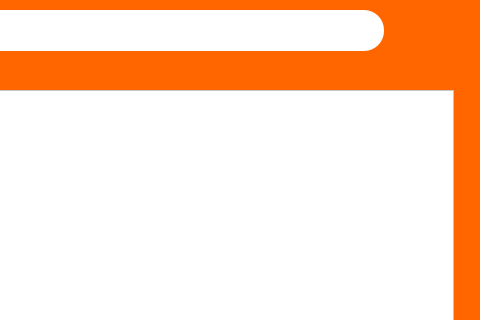
First picture: the form in ui/home.ui, repository tai679/nextgen-pti, before the edit; both pictures show x 377 to 857 and y 0 to 320 of the 857 by 633 pixel window.
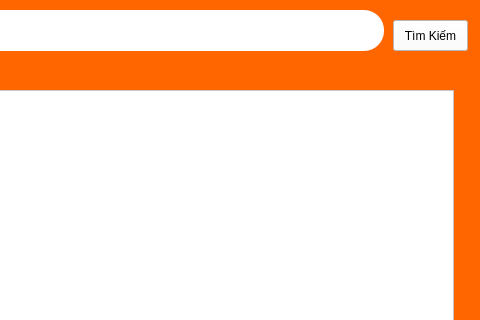
Second picture: the form after the edit. Icons and pictures are not drawn.

What changed in the file:
```diff
--- a/ui/home.ui
+++ b/ui/home.ui
@@ -94,7 +94,23 @@
       <string notr="true">background-color:white;</string>
      </property>
     </widget>
-    <zorder>lineEdit</zorder>
+    <widget class="QPushButton" name="btnSearch">
+     <property name="geometry">
+      <rect>
+       <x>640</x>
+       <y>20</y>
+       <width>75</width>
+       <height>31</height>
+      </rect>
+     </property>
+     <property name="styleSheet">
+      <string notr="true">background-color:rgb(255, 255, 255)</string>
+     </property>
+     <property name="text">
+      <string>Tìm Kiếm</string>
+     </property>
+    </widget>
+    <zorder>txtSearch</zorder>
     <zorder>label_2</zorder>
     <zorder>label_3</zorder>
     <zorder>listWidget</zorder>
```
Left out of the diff: 6 changed lines with no effect on the pictures.
